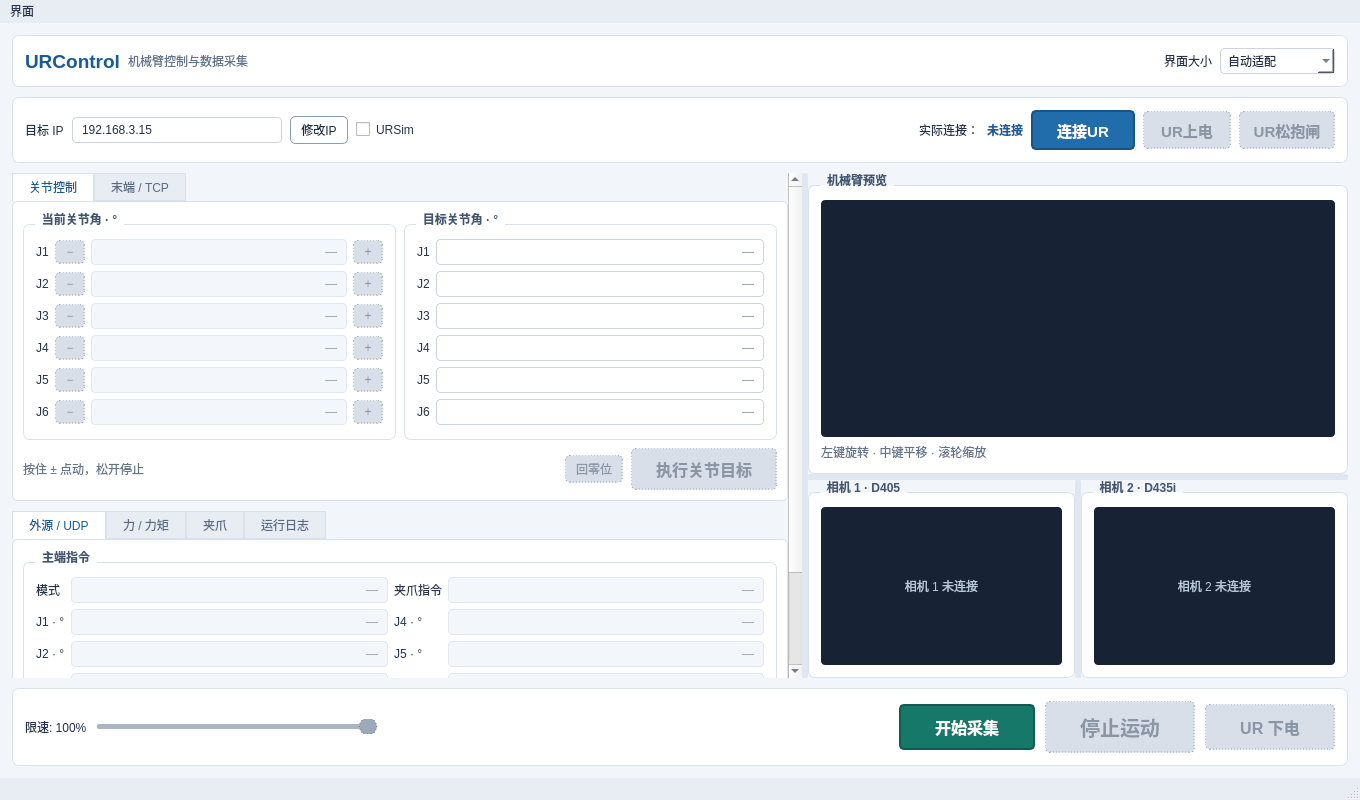
HG731GZ/URControl, file main_window.ui: the form before one commit.
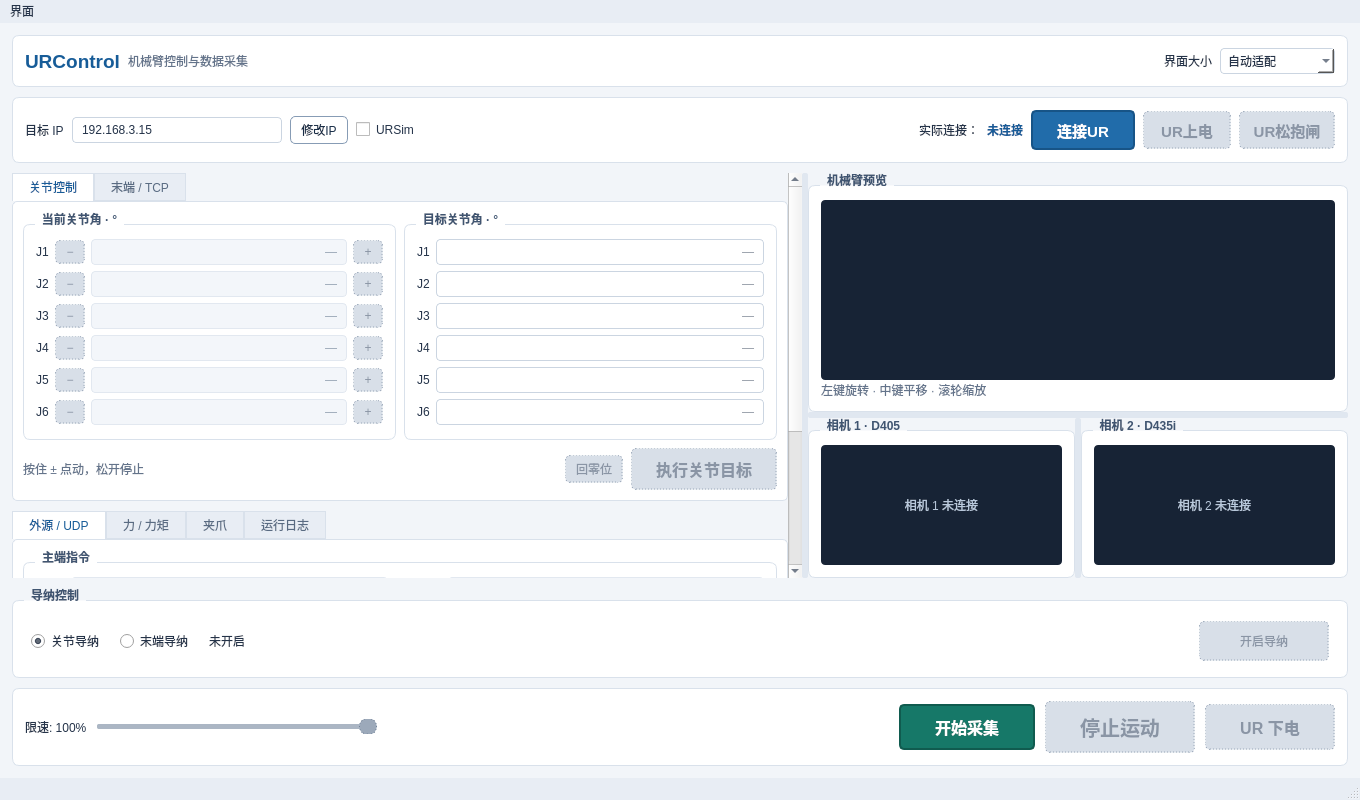
The form after the commit. Custom widgets are drawn as their Qt base class.

Commit message: 完成初步的导纳控制代码，还没测试

```diff
--- a/main_window.ui
+++ b/main_window.ui
@@ -32,7 +32,7 @@
 QPushButton:enabled:pressed { background: #c9dff5; border-color: #14518a; }
 QPushButton:enabled:focus, QComboBox:enabled:focus { border: 2px solid #175c98; }
 QPushButton#pushButton_ConnectUR:enabled, QPushButton#pushButton_URScriptMoveJ:enabled,
-QPushButton#pushButton_RTDEUDP:enabled { background: #216caa; color: white; border: 2px solid #175487; }
+QPushButton#pushButton_RTDEUDP:enabled, QPushButton#pushButton_Admittance:enabled { background: #216caa; color: white; border: 2px solid #175487; }
 QPushButton#pushButton_ConnectUR:enabled:hover, QPushButton#pushButton_URScriptMoveJ:enabled:hover,
 QPushButton#pushButton_RTDEUDP:enabled:hover { background: #18588e; }
 QPushButton#pushButton_Stop:enabled { background: #d52d3b; color: white; border: 2px solid #a01826; }
@@ -66,7 +66,7 @@
 QStatusBar { background: #e8edf4; color: #52647d; }
 QStatusBar::item { border: none; }
 QLineEdit:disabled, QComboBox:disabled { background: #d8dfe8; color: #8a95a5; border: 1px dashed #9ca9ba; }
-QCheckBox:disabled { color: #929dab; }
+QCheckBox:disabled, QRadioButton:disabled { color: #929dab; }
 QSlider::groove:horizontal:disabled { background: #d0d7e0; }
 QSlider::sub-page:horizontal:disabled { background: #abb6c4; }
 QSlider::handle:horizontal:disabled { background: #9ca9ba; border: 1px dashed #748499; }
@@ -101,7 +101,7 @@
 </string>
   </property>
   <widget class="QWidget" name="centralwidget">
-   <layout class="QVBoxLayout" name="verticalLayout_Main" stretch="0,0,1,0">
+   <layout class="QVBoxLayout" name="verticalLayout_Main" stretch="0,0,1,0,0">
     <property name="leftMargin">
      <number>12</number>
     </property>
@@ -3180,6 +3180,94 @@
       </widget>
      </widget>
     </item>
+    <item>
+     <widget class="QGroupBox" name="groupBox_Admittance">
+      <property name="title">
+       <string>导纳控制</string>
+      </property>
+      <layout class="QGridLayout" name="gridLayout_Admittance">
+       <property name="leftMargin">
+        <number>10</number>
+       </property>
+       <property name="topMargin">
+        <number>10</number>
+       </property>
+       <property name="rightMargin">
+        <number>10</number>
+       </property>
+       <property name="bottomMargin">
+        <number>8</number>
+       </property>
+       <property name="horizontalSpacing">
+        <number>16</number>
+       </property>
+       <property name="verticalSpacing">
+        <number>6</number>
+       </property>
+       <item row="0" column="0">
+        <widget class="QRadioButton" name="radioButton_AdmittanceJoint">
+         <property name="text">
+          <string>关节导纳</string>
+         </property>
+         <property name="checked">
+          <bool>true</bool>
+         </property>
+         <property name="toolTip">
+          <string>使用补偿关节力矩产生导纳运动；停止后可切换。</string>
+         </property>
+        </widget>
+       </item>
+       <item row="0" column="1">
+        <widget class="QRadioButton" name="radioButton_AdmittanceCartesian">
+         <property name="text">
+          <string>末端导纳</string>
+         </property>
+         <property name="toolTip">
+          <string>使用末端外力与力矩产生导纳运动；停止后可切换。</string>
+         </property>
+        </widget>
+       </item>
+       <item row="0" column="2">
+        <widget class="QLabel" name="label_AdmittanceStatus">
+         <property name="text">
+          <string>未开启</string>
+         </property>
+         <property name="wordWrap">
+          <bool>true</bool>
+         </property>
+         <property name="sizePolicy">
+          <sizepolicy hsizetype="Expanding" vsizetype="Preferred">
+           <horstretch>1</horstretch>
+           <verstretch>0</verstretch>
+          </sizepolicy>
+         </property>
+         <property name="toolTip">
+          <string>显示本轮导纳场景、运行阶段或退出原因。</string>
+         </property>
+        </widget>
+       </item>
+       <item row="0" column="3">
+        <widget class="QPushButton" name="pushButton_Admittance">
+         <property name="enabled">
+          <bool>false</bool>
+         </property>
+         <property name="text">
+          <string>开启导纳</string>
+         </property>
+         <property name="minimumSize">
+          <size>
+           <width>130</width>
+           <height>40</height>
+          </size>
+         </property>
+         <property name="toolTip">
+          <string>机器人就绪后可开启；有新鲜关节跟随指令时使用遥操作导纳，无新鲜 UDP 数据时使用主动柔顺。</string>
+         </property>
+        </widget>
+       </item>
+      </layout>
+     </widget>
+    </item>
     <item>
      <widget class="QFrame" name="frame_Actions">
       <layout class="QHBoxLayout" name="horizontalLayout_Actions">
```
Left out of the diff: 5 changed lines with no effect on the pictures. The commit also changes 16 other files.
